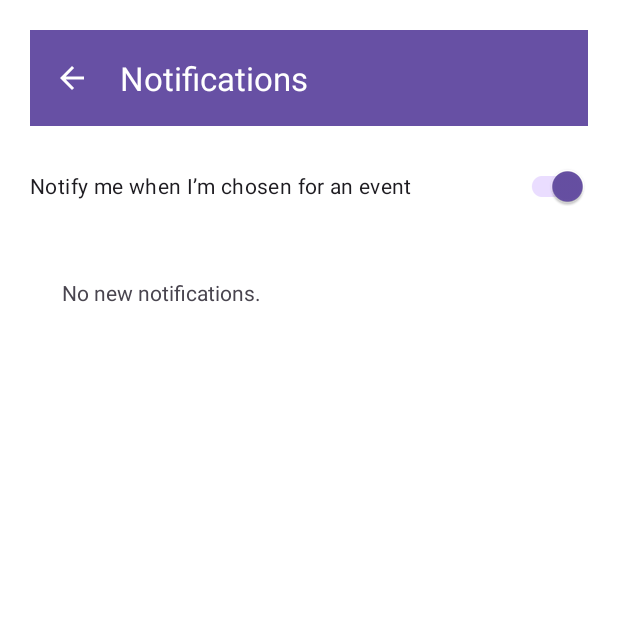
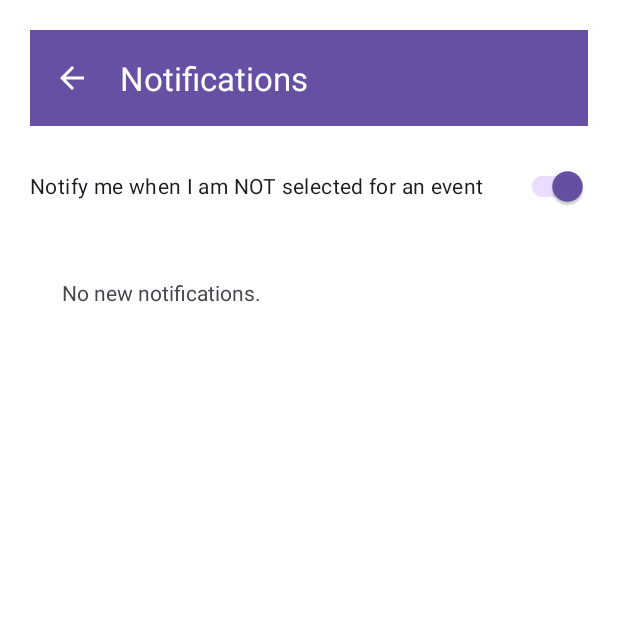
Before and after one commit to CMPUT301F25fusion0/CMPUT301F25fusion0-fusion0-lottery, an Android app: the fragment NotificationCenterFragment placed in its activity, on a phone screen of 412 x 824 dp, the top half of it. Run offline under Robolectric (Android 15) with nearby library versions, the phone set to English and light mode, and no system bars; our stand-ins replace Firebase (no records; nobody signed in at launch, a user with empty details on screens opened directly).

Commit message:
just changing the UI for some notification updates

```diff
--- a/app/src/main/res/layout/fragment_notification_center.xml
+++ b/app/src/main/res/layout/fragment_notification_center.xml
@@ -10,7 +10,7 @@
         android:orientation="vertical"
         android:padding="20dp">
 
-        <!-- Purple banner toolbar, same as Edit Profile -->
+        <!-- Purple banner toolbar -->
         <androidx.appcompat.widget.Toolbar
             android:id="@+id/toolbar"
             android:layout_width="match_parent"
@@ -22,13 +22,13 @@
             app:title="Notifications"
             app:titleTextColor="@android:color/white" />
 
-        <!-- On/Off toggle (acceptance criterion #1/#2) -->
+        <!-- On/Off toggle: user story = notify when NOT selected -->
         <com.google.android.material.switchmaterial.SwitchMaterial
             android:id="@+id/switch_notifications"
             android:layout_width="match_parent"
             android:layout_height="wrap_content"
             android:layout_marginTop="16dp"
-            android:text="Notify me when I’m chosen for an event" />
+            android:text="Notify me when I am NOT selected for an event" />
 
         <!-- Notifications list -->
         <LinearLayout
```
